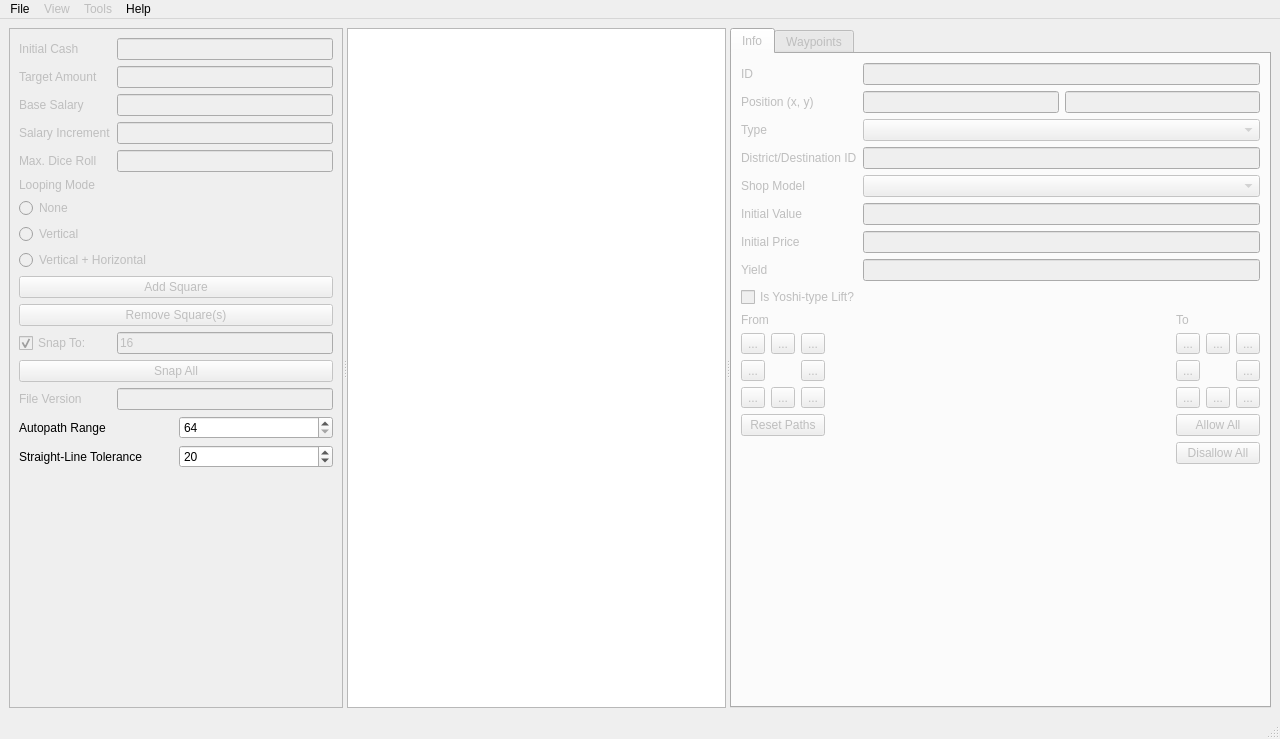
Qt form mainwindow.ui (FortuneStreetModding/fortune-avenue-qt) before a commit.
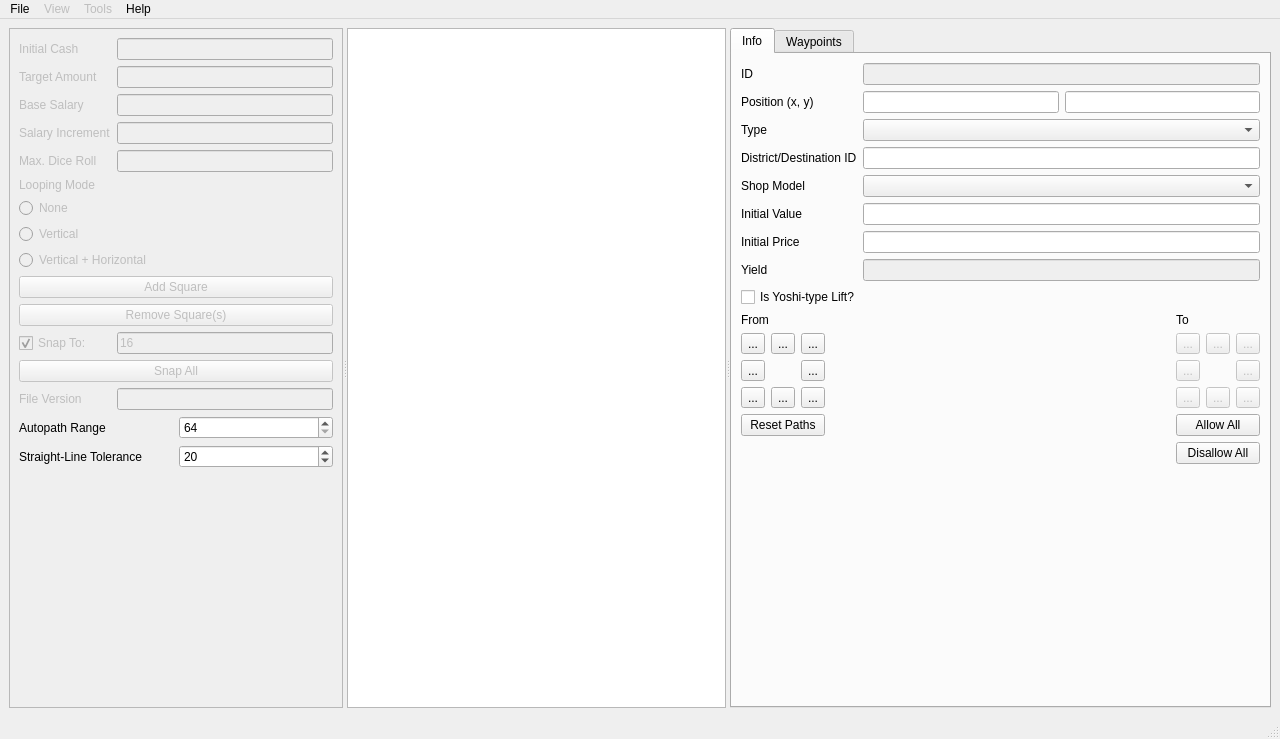
The same form after that commit. Icons and pictures are not drawn.

Commit message: Add possibility to edit properties when selecting multiple squares

The edit to the form file:
```diff
--- a/mainwindow.ui
+++ b/mainwindow.ui
@@ -271,7 +271,7 @@
       </widget>
       <widget class="QTabWidget" name="squareEdit">
        <property name="enabled">
-        <bool>false</bool>
+        <bool>true</bool>
        </property>
        <property name="sizePolicy">
         <sizepolicy hsizetype="Preferred" vsizetype="Preferred">
```
The commit also changes 2 other files.
